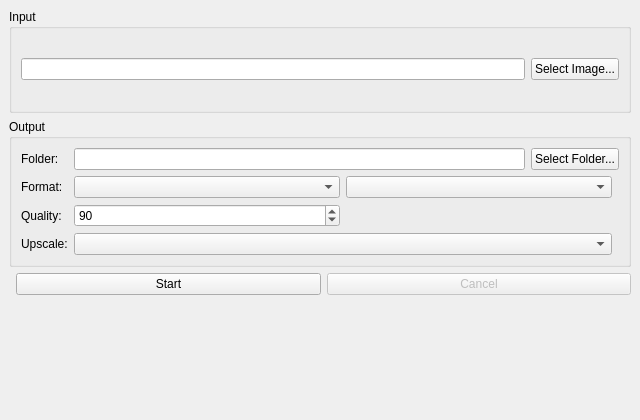
First picture: the form in src/ui/MainWindow.ui, repository Kaido-MSVC/AnimeRestoreX, before the edit.
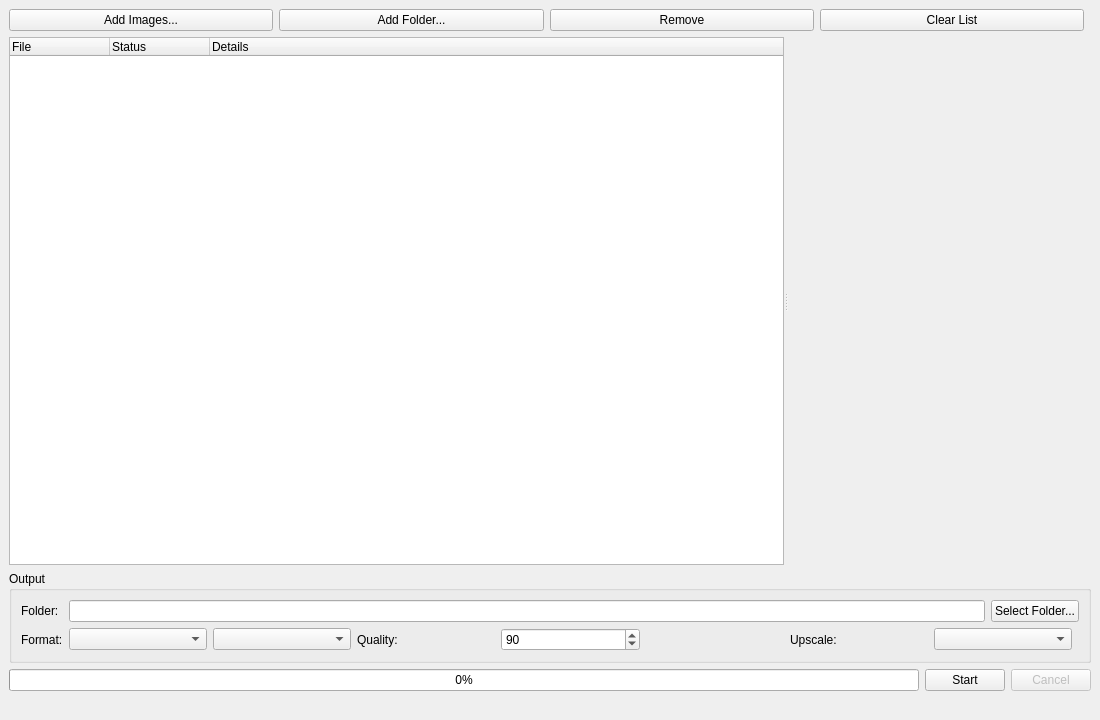
Second picture: the form after the edit. Custom widgets are drawn as their Qt base class.

Commit message: Stage 2: batch processing, preview and completion dialog

```diff
--- a/src/ui/MainWindow.ui
+++ b/src/ui/MainWindow.ui
@@ -6,40 +6,108 @@
    <rect>
     <x>0</x>
     <y>0</y>
-    <width>640</width>
-    <height>420</height>
+    <width>1100</width>
+    <height>720</height>
    </rect>
   </property>
   <property name="windowTitle">
    <string>AnimeRestoreX</string>
   </property>
   <widget class="QWidget" name="centralWidget">
-   <layout class="QVBoxLayout" name="mainLayout">
+   <layout class="QVBoxLayout" name="mainLayout" stretch="0,1,0,0,0">
     <item>
-     <widget class="QGroupBox" name="inputGroup">
-      <property name="title">
-       <string>Input</string>
+     <layout class="QHBoxLayout" name="importLayout">
+      <item>
+       <widget class="QPushButton" name="addImagesButton">
+        <property name="text">
+         <string>Add Images...</string>
+        </property>
+       </widget>
+      </item>
+      <item>
+       <widget class="QPushButton" name="addFolderButton">
+        <property name="text">
+         <string>Add Folder...</string>
+        </property>
+       </widget>
+      </item>
+      <item>
+       <widget class="QPushButton" name="removeButton">
+        <property name="text">
+         <string>Remove</string>
+        </property>
+       </widget>
+      </item>
+      <item>
+       <widget class="QPushButton" name="clearButton">
+        <property name="text">
+         <string>Clear List</string>
+        </property>
+       </widget>
+      </item>
+      <item>
+       <spacer name="importSpacer">
+        <property name="orientation">
+         <enum>Qt::Orientation::Horizontal</enum>
+        </property>
+       </spacer>
+      </item>
+     </layout>
+    </item>
+    <item>
+     <widget class="QSplitter" name="mainSplitter">
+      <property name="sizePolicy">
+       <sizepolicy hsizetype="Expanding" vsizetype="Expanding">
+        <horstretch>0</horstretch>
+        <verstretch>1</verstretch>
+       </sizepolicy>
       </property>
-      <layout class="QHBoxLayout" name="inputLayout">
-       <item>
-        <widget class="QLineEdit" name="inputEdit">
-         <property name="readOnly">
-          <bool>true</bool>
-         </property>
-        </widget>
-       </item>
-       <item>
-        <widget class="QPushButton" name="browseInputButton">
-         <property name="text">
-          <string>Select Image...</string>
-         </property>
-        </widget>
-       </item>
-      </layout>
+      <property name="orientation">
+       <enum>Qt::Orientation::Horizontal</enum>
+      </property>
+      <property name="childrenCollapsible">
+       <bool>false</bool>
+      </property>
+      <widget class="QTreeWidget" name="fileList">
+       <property name="selectionMode">
+        <enum>QAbstractItemView::SelectionMode::ExtendedSelection</enum>
+       </property>
+       <property name="rootIsDecorated">
+        <bool>false</bool>
+       </property>
+       <property name="uniformRowHeights">
+        <bool>true</bool>
+       </property>
+       <property name="alternatingRowColors">
+        <bool>true</bool>
+       </property>
+       <column>
+        <property name="text">
+         <string>File</string>
+        </property>
+       </column>
+       <column>
+        <property name="text">
+         <string>Status</string>
+        </property>
+       </column>
+       <column>
+        <property name="text">
+         <string>Details</string>
+        </property>
+       </column>
+      </widget>
+      <widget class="PreviewPane" name="previewPane"/>
      </widget>
     </item>
     <item>
      <widget class="QGroupBox" name="outputGroup">
+      <property name="sizePolicy">
+       <sizepolicy hsizetype="Preferred" vsizetype="Maximum">
+        <horstretch>0</horstretch>
+        <verstretch>0</verstretch>
+       </sizepolicy>
+      </property>
       <property name="title">
        <string>Output</string>
       </property>
@@ -85,23 +153,12 @@
           <widget class="QComboBox" name="webpModeCombo"/>
          </item>
          <item>
-          <spacer name="formatSpacer">
-           <property name="orientation">
-            <enum>Qt::Orientation::Horizontal</enum>
+          <widget class="QLabel" name="qualityLabel">
+           <property name="text">
+            <string>Quality:</string>
            </property>
-          </spacer>
+          </widget>
          </item>
-        </layout>
-       </item>
-       <item row="2" column="0">
-        <widget class="QLabel" name="qualityLabel">
-         <property name="text">
-          <string>Quality:</string>
-         </property>
-        </widget>
-       </item>
-       <item row="2" column="1">
-        <layout class="QHBoxLayout" name="qualityLayout">
          <item>
           <widget class="QSpinBox" name="qualitySpin">
            <property name="minimum">
@@ -119,28 +176,17 @@
           <widget class="QLabel" name="qualityHint"/>
          </item>
          <item>
-          <spacer name="qualitySpacer">
-           <property name="orientation">
-            <enum>Qt::Orientation::Horizontal</enum>
+          <widget class="QLabel" name="scaleLabel">
+           <property name="text">
+            <string>Upscale:</string>
            </property>
-          </spacer>
+          </widget>
          </item>
-        </layout>
-       </item>
-       <item row="3" column="0">
-        <widget class="QLabel" name="scaleLabel">
-         <property name="text">
-          <string>Upscale:</string>
-         </property>
-        </widget>
-       </item>
-       <item row="3" column="1">
-        <layout class="QHBoxLayout" name="scaleLayout">
          <item>
           <widget class="QComboBox" name="scaleCombo"/>
          </item>
          <item>
-          <spacer name="scaleSpacer">
+          <spacer name="formatSpacer">
            <property name="orientation">
             <enum>Qt::Orientation::Horizontal</enum>
            </property>
@@ -154,11 +200,11 @@
     <item>
      <layout class="QHBoxLayout" name="actionLayout">
       <item>
-       <spacer name="actionSpacer">
-        <property name="orientation">
-         <enum>Qt::Orientation::Horizontal</enum>
+       <widget class="QProgressBar" name="progressBar">
+        <property name="value">
+         <number>0</number>
         </property>
-       </spacer>
+       </widget>
       </item>
       <item>
        <widget class="QPushButton" name="startButton">
@@ -181,6 +227,12 @@
     </item>
     <item>
      <widget class="QLabel" name="statusLabel">
+      <property name="sizePolicy">
+       <sizepolicy hsizetype="Preferred" vsizetype="Maximum">
+        <horstretch>0</horstretch>
+        <verstretch>0</verstretch>
+       </sizepolicy>
+      </property>
       <property name="wordWrap">
        <bool>true</bool>
       </property>
@@ -189,16 +241,16 @@
       </property>
      </widget>
     </item>
-    <item>
-     <spacer name="bottomSpacer">
-      <property name="orientation">
-       <enum>Qt::Orientation::Vertical</enum>
-      </property>
-     </spacer>
-    </item>
    </layout>
   </widget>
  </widget>
+ <customwidgets>
+  <customwidget>
+   <class>PreviewPane</class>
+   <extends>QWidget</extends>
+   <header>ui/PreviewPane.h</header>
+  </customwidget>
+ </customwidgets>
  <resources/>
  <connections/>
 </ui>
```
The commit also changes 25 other files.
